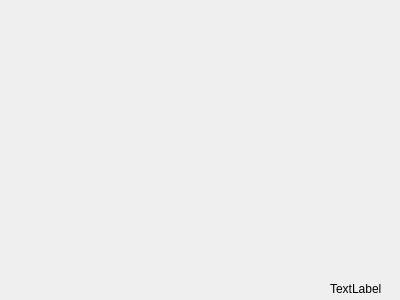
Qt form dialog.ui (heqile/Demineur) before a commit.
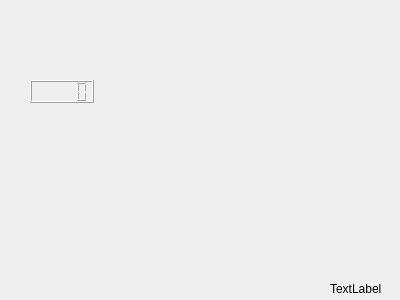
The same form after that commit.

```diff
--- a/dialog.ui
+++ b/dialog.ui
@@ -26,6 +26,16 @@
     <string>TextLabel</string>
    </property>
   </widget>
+  <widget class="QLCDNumber" name="lcdNumber">
+   <property name="geometry">
+    <rect>
+     <x>30</x>
+     <y>80</y>
+     <width>64</width>
+     <height>23</height>
+    </rect>
+   </property>
+  </widget>
  </widget>
  <layoutdefault spacing="6" margin="11"/>
  <resources/>
```
